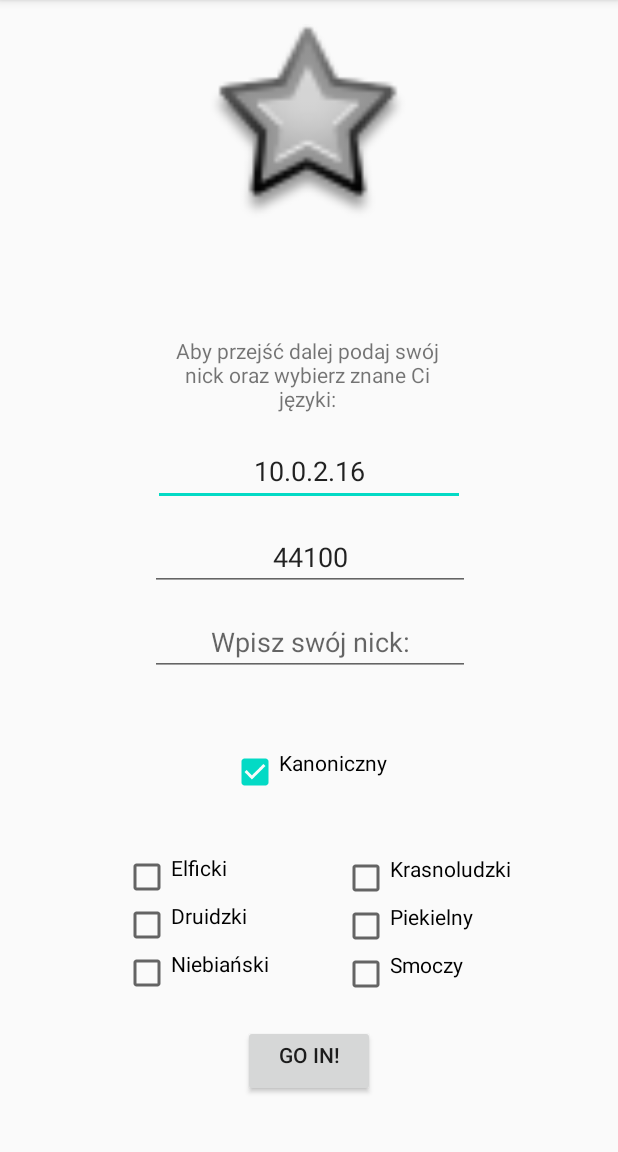
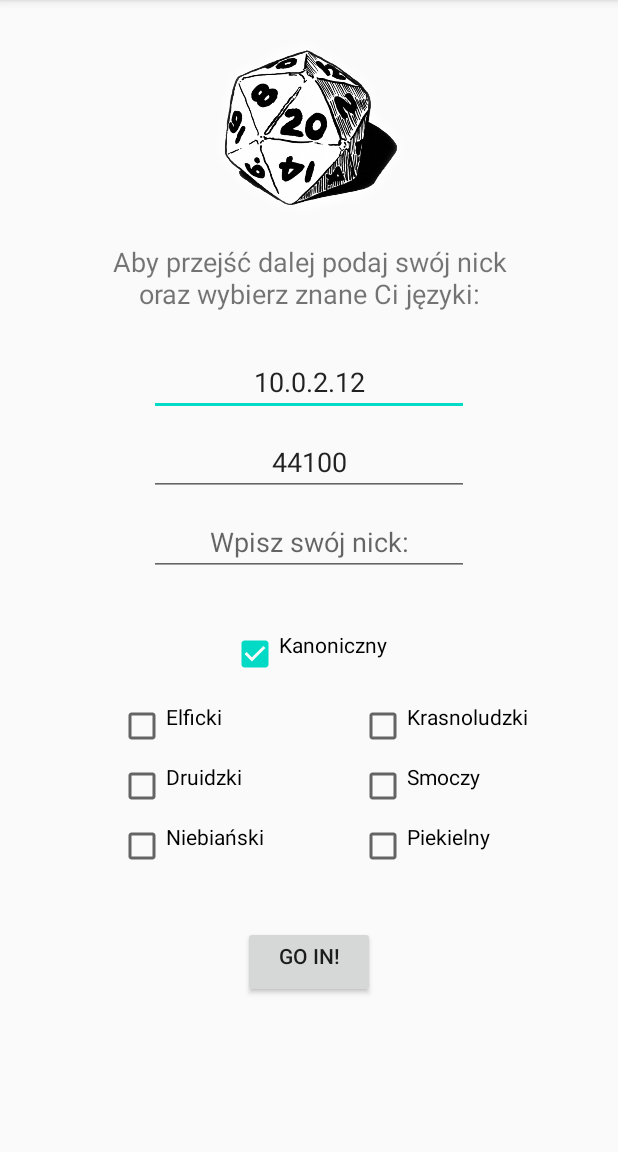
Before and after one commit to kannam12/JPWP, an Android app: the LogActivity screen opened directly, with no data from a screen before it, on a phone screen of 412 x 824 dp, the part 84-1236 px from its top. Run offline under Robolectric (Android 15) with nearby library versions, the phone set to English and light mode, and no system bars.

Commit message:
dzieło życia idę na obiad

```diff
--- a/DndApp/app/src/main/res/layout/activity_log.xml
+++ b/DndApp/app/src/main/res/layout/activity_log.xml
@@ -6,188 +6,167 @@
     android:layout_height="match_parent"
     tools:context=".LogActivity">
 
+    <ImageView
+        android:id="@+id/imageView"
+        android:layout_width="0dp"
+        android:layout_height="130dp"
+        android:layout_marginTop="24dp"
+        android:gravity="center_horizontal"
+        app:layout_constraintEnd_toEndOf="parent"
+        app:layout_constraintStart_toStartOf="parent"
+        app:layout_constraintTop_toTopOf="parent"
+        app:srcCompat="@drawable/d20" />
+
+    <TextView
+        android:id="@+id/logInfoTxt"
+        android:layout_width="0dp"
+        android:layout_height="wrap_content"
+        android:layout_marginStart="60dp"
+        android:layout_marginTop="8dp"
+        android:layout_marginEnd="60dp"
+        android:gravity="center_horizontal"
+        android:text="@string/logInfo"
+        android:textSize="18sp"
+        app:layout_constraintEnd_toEndOf="parent"
+        app:layout_constraintStart_toStartOf="parent"
+        app:layout_constraintTop_toBottomOf="@+id/imageView" />
+
     <EditText
         android:id="@+id/hostIPETxt"
-        android:layout_width="208dp"
-        android:layout_height="46dp"
+        android:layout_width="wrap_content"
+        android:layout_height="wrap_content"
+        android:layout_marginTop="24dp"
+        android:ems="10"
         android:gravity="center_horizontal"
         android:hint="@string/enter_host_ip"
         android:inputType="textPersonName"
-        android:text="10.0.2.16"
-        app:layout_constraintBottom_toTopOf="@+id/goInBtn"
+        android:text="10.0.2.12"
         app:layout_constraintEnd_toEndOf="parent"
         app:layout_constraintStart_toStartOf="parent"
-        app:layout_constraintTop_toTopOf="parent"
-        app:layout_constraintVertical_bias="0.457" />
+        app:layout_constraintTop_toBottomOf="@+id/logInfoTxt" />
+
+    <EditText
+        android:id="@+id/portETxt"
+        android:layout_width="wrap_content"
+        android:layout_height="wrap_content"
+        android:layout_marginTop="8dp"
+        android:ems="10"
+        android:gravity="center_horizontal"
+        android:hint="@string/enter_port"
+        android:inputType="textPersonName"
+        android:text="44100"
+        app:layout_constraintEnd_toEndOf="parent"
+        app:layout_constraintStart_toStartOf="parent"
+        app:layout_constraintTop_toBottomOf="@+id/hostIPETxt" />
 
     <EditText
         android:id="@+id/nickETxt"
         android:layout_width="wrap_content"
         android:layout_height="wrap_content"
+        android:layout_marginTop="8dp"
         android:ems="10"
         android:gravity="center_horizontal"
         android:hint="@string/enter_nick"
         android:inputType="textPersonName"
-        app:layout_constraintBottom_toTopOf="@+id/goInBtn"
         app:layout_constraintEnd_toEndOf="parent"
-        app:layout_constraintHorizontal_bias="0.503"
         app:layout_constraintStart_toStartOf="parent"
-        app:layout_constraintTop_toTopOf="parent"
-        app:layout_constraintVertical_bias="0.635" />
-
-    <EditText
-        android:id="@+id/portETxt"
-        android:layout_width="wrap_content"
-        android:layout_height="wrap_content"
-        android:ems="10"
-        android:gravity="center_horizontal"
-        android:hint="@string/enter_port"
-        android:inputType="textPersonName"
-        android:text="44100"
-        app:layout_constraintBottom_toTopOf="@+id/goInBtn"
-        app:layout_constraintEnd_toEndOf="parent"
-        app:layout_constraintHorizontal_bias="0.503"
-        app:layout_constraintStart_toStartOf="parent"
-        app:layout_constraintTop_toTopOf="parent"
-        app:layout_constraintVertical_bias="0.546" />
+        app:layout_constraintTop_toBottomOf="@+id/portETxt" />
 
     <CheckBox
         android:id="@+id/commonCB"
         android:layout_width="wrap_content"
         android:layout_height="wrap_content"
-        android:layout_marginTop="48dp"
+        android:layout_marginTop="36dp"
         android:checked="true"
         android:gravity="center_horizontal"
         android:onClick="onCheckboxClicked"
         android:text="@string/lan0"
         app:layout_constraintEnd_toEndOf="parent"
-        app:layout_constraintHorizontal_bias="0.501"
         app:layout_constraintStart_toStartOf="parent"
         app:layout_constraintTop_toBottomOf="@+id/nickETxt" />
 
-    <TextView
-        android:id="@+id/logInfoTxt"
-        android:layout_width="186dp"
+    <CheckBox
+        android:id="@+id/lan5CB"
+        android:layout_width="wrap_content"
         android:layout_height="wrap_content"
+        android:layout_marginTop="8dp"
         android:gravity="center_horizontal"
-        android:text="@string/logInfo"
-        app:layout_constraintBottom_toTopOf="@+id/hostIPETxt"
+        android:onClick="onCheckboxClicked"
+        android:text="@string/lan4"
+        app:layout_constraintStart_toStartOf="@+id/lan3CB"
+        app:layout_constraintTop_toBottomOf="@+id/lan3CB" />
+
+    <CheckBox
+        android:id="@+id/lan3CB"
+        android:layout_width="wrap_content"
+        android:layout_height="wrap_content"
+        android:layout_marginTop="16dp"
+        android:gravity="center_horizontal"
+        android:onClick="onCheckboxClicked"
+        android:text="@string/lan2"
         app:layout_constraintEnd_toEndOf="parent"
-        app:layout_constraintHorizontal_bias="0.497"
+        app:layout_constraintHorizontal_bias="0.8"
         app:layout_constraintStart_toStartOf="parent"
-        app:layout_constraintTop_toTopOf="parent"
-        app:layout_constraintVertical_bias="0.933" />
+        app:layout_constraintTop_toBottomOf="@+id/commonCB" />
+
+    <CheckBox
+        android:id="@+id/lan6CB"
+        android:layout_width="wrap_content"
+        android:layout_height="wrap_content"
+        android:layout_marginTop="8dp"
+        android:gravity="center_horizontal"
+        android:onClick="onCheckboxClicked"
+        android:text="@string/lan5"
+        app:layout_constraintStart_toStartOf="@+id/lan4CB"
+        app:layout_constraintTop_toBottomOf="@+id/lan4CB" />
+
+    <CheckBox
+        android:id="@+id/lan2CB"
+        android:layout_width="wrap_content"
+        android:layout_height="wrap_content"
+        android:layout_marginTop="16dp"
+        android:gravity="center_horizontal"
+        android:onClick="onCheckboxClicked"
+        android:text="@string/lan1"
+        app:layout_constraintEnd_toEndOf="parent"
+        app:layout_constraintHorizontal_bias="0.23"
+        app:layout_constraintStart_toStartOf="parent"
+        app:layout_constraintTop_toBottomOf="@+id/commonCB" />
+
+    <CheckBox
+        android:id="@+id/lan4CB"
+        android:layout_width="wrap_content"
+        android:layout_height="wrap_content"
+        android:layout_marginTop="8dp"
+        android:gravity="center_horizontal"
+        android:onClick="onCheckboxClicked"
+        android:text="@string/lan3"
+        app:layout_constraintStart_toStartOf="@+id/lan2CB"
+        app:layout_constraintTop_toBottomOf="@+id/lan2CB" />
+
+    <CheckBox
+        android:id="@+id/lan7CB"
+        android:layout_width="wrap_content"
+        android:layout_height="wrap_content"
+        android:layout_marginTop="8dp"
+        android:gravity="center_horizontal"
+        android:onClick="onCheckboxClicked"
+        android:text="@string/lan6"
+        app:layout_constraintStart_toStartOf="@+id/lan5CB"
+        app:layout_constraintTop_toBottomOf="@+id/lan5CB" />
 
     <Button
         android:id="@+id/goInBtn"
         android:layout_width="wrap_content"
         android:layout_height="wrap_content"
+        android:layout_marginBottom="16dp"
         android:gravity="center_horizontal"
         android:onClick="goNextLog"
         android:text="@string/go_in"
         app:layout_constraintBottom_toBottomOf="parent"
         app:layout_constraintEnd_toEndOf="parent"
         app:layout_constraintStart_toStartOf="parent"
-        app:layout_constraintTop_toTopOf="parent"
-        app:layout_constraintVertical_bias="0.949" />
-
-    <ImageView
-        android:id="@+id/imageView"
-        android:layout_width="136dp"
-        android:layout_height="134dp"
-        android:layout_marginTop="16dp"
-        android:gravity="center_horizontal"
-        app:layout_constraintBottom_toTopOf="@+id/goInBtn"
-        app:layout_constraintEnd_toEndOf="parent"
-        app:layout_constraintHorizontal_bias="0.498"
-        app:layout_constraintStart_toStartOf="parent"
-        app:layout_constraintTop_toTopOf="parent"
-        app:layout_constraintVertical_bias="0.0"
-        app:srcCompat="@android:drawable/star_big_off" />
-
-    <LinearLayout
-        android:id="@+id/linearLayout"
-        android:layout_width="200dp"
-        android:layout_height="100dp"
-        android:orientation="vertical"
-        app:layout_constraintBottom_toTopOf="@+id/goInBtn"
-        app:layout_constraintEnd_toStartOf="@+id/linearLayout2"
-        app:layout_constraintHorizontal_bias="1.0"
-        app:layout_constraintStart_toStartOf="parent"
-        app:layout_constraintTop_toTopOf="parent"
-        app:layout_constraintVertical_bias="0.975">
-
-        <CheckBox
-            android:id="@+id/lan2CB"
-            android:layout_width="wrap_content"
-            android:layout_height="wrap_content"
-            android:layout_marginStart="70dp"
-            android:layout_marginEnd="10dp"
-            android:gravity="center_horizontal"
-            android:onClick="onCheckboxClicked"
-            android:text="@string/lan1" />
-
-        <CheckBox
-            android:id="@+id/lan4CB"
-            android:layout_width="wrap_content"
-            android:layout_height="wrap_content"
-            android:layout_marginStart="70dp"
-            android:layout_marginEnd="10dp"
-            android:gravity="center_horizontal"
-            android:onClick="onCheckboxClicked"
-            android:text="@string/lan3" />
-
-        <CheckBox
-            android:id="@+id/lan6CB"
-            android:layout_width="wrap_content"
-            android:layout_height="wrap_content"
-            android:layout_marginStart="70dp"
-            android:layout_marginEnd="10dp"
-            android:gravity="center_horizontal"
-            android:onClick="onCheckboxClicked"
-            android:text="@string/lan5" />
-
-    </LinearLayout>
-
-    <LinearLayout
-        android:id="@+id/linearLayout2"
-        android:layout_width="200dp"
-        android:layout_height="100dp"
-        android:orientation="vertical"
-        app:layout_constraintBottom_toTopOf="@+id/goInBtn"
-        app:layout_constraintEnd_toEndOf="parent"
-        app:layout_constraintTop_toTopOf="parent"
-        app:layout_constraintVertical_bias="0.976">
-
-        <CheckBox
-            android:id="@+id/lan3CB"
-            android:layout_width="wrap_content"
-            android:layout_height="wrap_content"
-            android:layout_marginStart="16dp"
-            android:layout_marginEnd="10dp"
-            android:gravity="center_horizontal"
-            android:onClick="onCheckboxClicked"
-            android:text="@string/lan2" />
-
-        <CheckBox
-            android:id="@+id/lan7CB"
-            android:layout_width="wrap_content"
-            android:layout_height="wrap_content"
-            android:layout_marginStart="16dp"
-            android:layout_marginEnd="10dp"
-            android:gravity="center_horizontal"
-            android:onClick="onCheckboxClicked"
-            android:text="@string/lan6" />
-
-        <CheckBox
-            android:id="@+id/lan5CB"
-            android:layout_width="wrap_content"
-            android:layout_height="wrap_content"
-            android:layout_marginStart="16dp"
-            android:layout_marginEnd="10dp"
-            android:gravity="center_horizontal"
-            android:onClick="onCheckboxClicked"
-            android:text="@string/lan4" />
-    </LinearLayout>
+        app:layout_constraintTop_toBottomOf="@+id/lan6CB"
+        app:layout_constraintVertical_bias="0.3" />
 
 </androidx.constraintlayout.widget.ConstraintLayout>
```
Also changed, not shown: DndApp/app/src/main/res/layout/activity_chat.xml (+85 -88 lines), DndApp/app/src/main/res/layout/activity_info.xml (+31 -15 lines), DndApp/app/src/main/res/layout/activity_main.xml (+94 -32 lines), DndApp/app/src/main/res/values/strings.xml (+7 -1 lines), DndApp/app/src/main/res/drawable/beladark.png (added), DndApp/app/src/main/res/drawable/d20.png (added), DndApp/app/src/main/res/drawable/liltina.png (added), DndApp/app/src/main/res/drawable/nipip.png (added), DndApp/app/src/main/res/drawable/smoczus.png (added), DndApp/app/src/main/res/drawable/todar.png (added), DndApp/app/src/main/res/drawable/veit.png (added).
